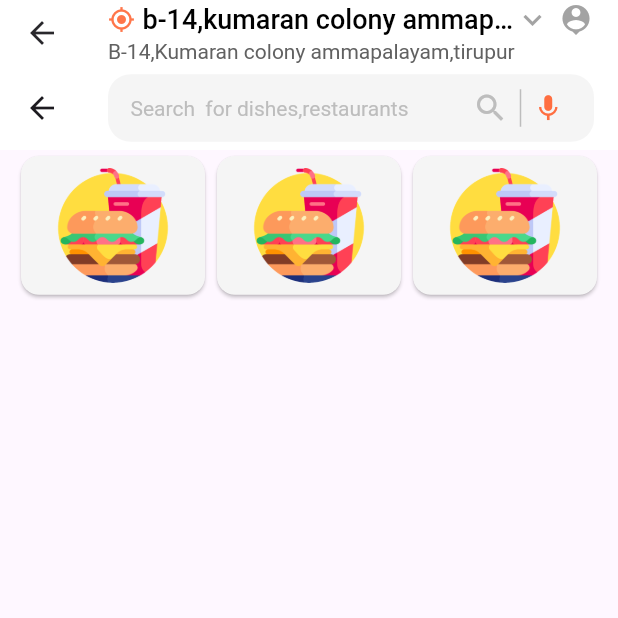
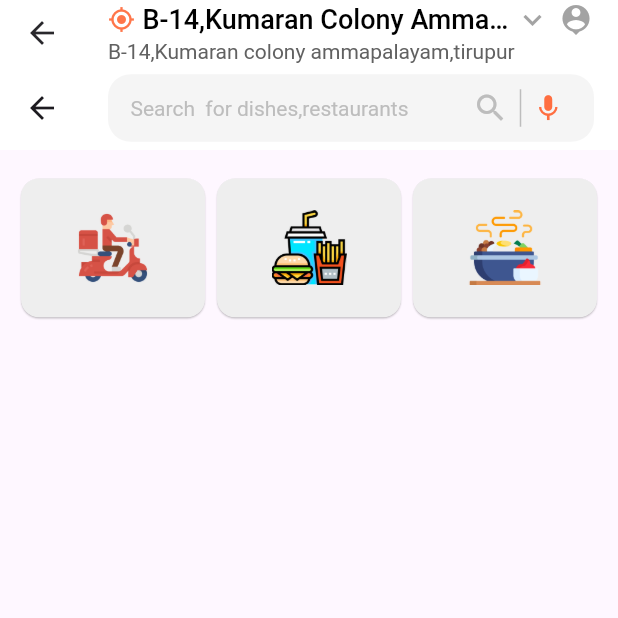
Before and after one commit to arunlatha231701/Food-Delivery-App-Flutter, a Flutter app: the HomePage screen opened directly, on a phone screen of 412 x 824 dp, the top half of it. Run offline on Flutter 3.47's test engine with Material 2 defaults, Android fonts, the light colour scheme and no system bars; our stand-ins replace cloud_firestore, dio, firebase_auth, firebase_core, intro_slider and 2 more; missing offline and left inert: dart:ffi; accounts and stored records are empty; generated files the repository leaves out were written again.

```diff
--- a/f_deli_very/lib/CustomizedWidgets/CustomizedButton.dart
+++ b/f_deli_very/lib/CustomizedWidgets/CustomizedButton.dart
@@ -7,13 +7,15 @@ class CustomizedButton extends StatefulWidget {
       {Key? key,
       required this.name,
       required this.marginTop,
-      required this.marginBottom, required this.onTap})
+      required this.marginBottom,
+      required this.onTap})
       : super(key: key);
   final String name;
   final double marginTop;
   final double marginBottom;
 
   final void Function()? onTap;
+
   @override
   State<CustomizedButton> createState() => _CustomizedButtonState();
 }
--- a/f_deli_very/lib/Screens/HomeScreen.dart
+++ b/f_deli_very/lib/Screens/HomeScreen.dart
@@ -18,6 +18,12 @@ class HomePage extends StatefulWidget {
 class _HomePageState extends State<HomePage> {
   final FirebaseAuth _auth = FirebaseAuth.instance;
   late String UserName;
+
+  List imageList = [
+    "assets/delivery_logo.png",
+    "assets/fast-food_logo.png",
+    "assets/hotfood_logo.png"
+  ];
 
   @override
   void initState() {
@@ -40,6 +46,7 @@ class _HomePageState extends State<HomePage> {
   Widget build(BuildContext context) {
     return SafeArea(
       child: Scaffold(
+
           body: CustomScrollView(
         slivers: <Widget>[
           SliverAppBar(
@@ -67,7 +74,7 @@ class _HomePageState extends State<HomePage> {
                     ),
                     const Flexible(
                       child: Text(
-                        "b-14,kumaran colony ammapalayam,tirupur",
+                        "B-14,Kumaran Colony Ammapalayam,tirupur",
                         style: TextStyle(
                             color: Colors.black,
                             fontWeight: FontWeight.w500,
@@ -156,26 +163,29 @@ class _HomePageState extends State<HomePage> {
             ),
           ),
           SliverPadding(
-            padding:const EdgeInsets.symmetric(horizontal: 10),
+            padding: const EdgeInsets.symmetric(horizontal: 10,vertical: 15),
             sliver: SliverGrid(
                 delegate: SliverChildBuilderDelegate((context, index) {
                   return Card(
-                      color: Colors.grey.shade100,
+                      elevation: 0.5,
+                      color: Colors.grey.shade200,
                       child: Container(
                           alignment: Alignment.center,
-                          child:const Padding(
-                            padding:  EdgeInsets.all(8.0),
-                            child:  FittedBox(
-                              child: Image(
-                                  image: AssetImage(
-                                "assets/burger.png",
-                              )),
-                            ),
+                          child: Padding(
+                            padding: const EdgeInsets.all(8.0),
+                            child: Image(
+                                alignment: Alignment.center,
+                                fit: BoxFit.contain,
+                                width: 50,
+                                height: 50,
+                                image: AssetImage(
+                                  imageList[index]
+                                )),
                           )));
                 }, childCount: 3),
                 gridDelegate: const SliverGridDelegateWithFixedCrossAxisCount(
                     crossAxisCount: 3,
-                    mainAxisSpacing: 15,
+                    mainAxisSpacing: 35,
                     childAspectRatio: 1.3)),
           ),
         ],
```
Also changed, not shown: f_deli_very/assets/delivery_logo.png (added), f_deli_very/assets/fast-food_logo.png (added), f_deli_very/assets/hotfood_logo.png (added).
